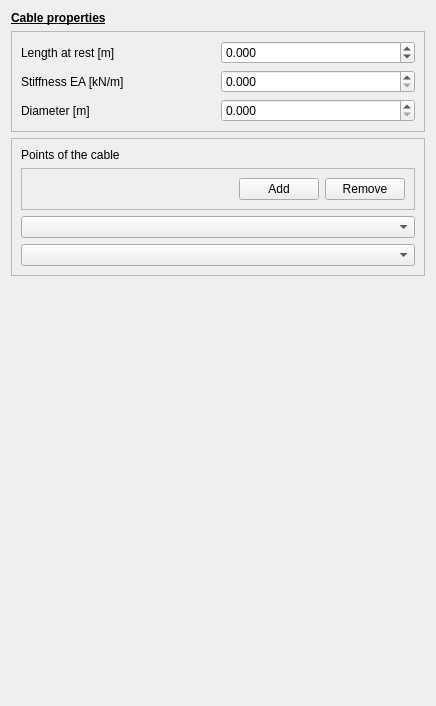
Old version of the form guis/widget_cable.ui in the repository RubendeBruin/DAVE.
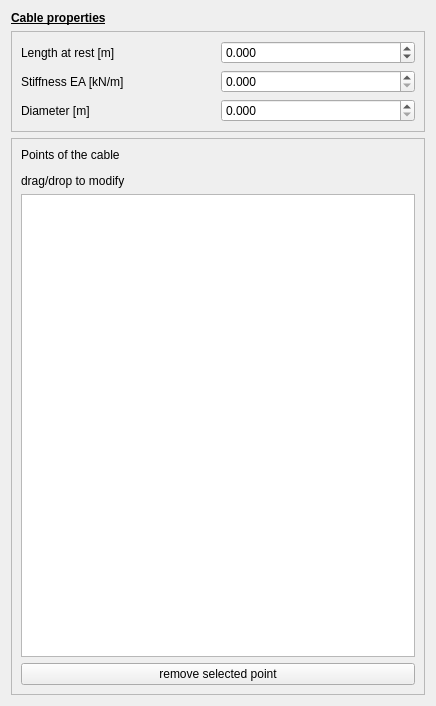
New version of the form.

Commit message: made cable gui nice

```diff
--- a/guis/widget_cable.ui
+++ b/guis/widget_cable.ui
@@ -132,7 +132,7 @@
       <item>
        <widget class="QLabel" name="label_3">
         <property name="text">
-         <string>&lt;html&gt;&lt;head/&gt;&lt;body&gt;&lt;p&gt;Points of the cable&lt;/p&gt;&lt;/body&gt;&lt;/html&gt;</string>
+         <string>&lt;html&gt;&lt;head/&gt;&lt;body&gt;&lt;p&gt;Points of the cable&lt;/p&gt;&lt;p&gt;drag/drop to modify&lt;/p&gt;&lt;/body&gt;&lt;/html&gt;</string>
         </property>
         <property name="wordWrap">
          <bool>true</bool>
@@ -143,112 +143,18 @@
        </widget>
       </item>
       <item>
-       <widget class="QFrame" name="frame_3">
-        <property name="frameShape">
-         <enum>QFrame::StyledPanel</enum>
-        </property>
-        <property name="frameShadow">
-         <enum>QFrame::Raised</enum>
-        </property>
-        <layout class="QHBoxLayout" name="horizontalLayout_2">
-         <item>
-          <spacer name="horizontalSpacer">
-           <property name="orientation">
-            <enum>Qt::Horizontal</enum>
-           </property>
-           <property name="sizeHint" stdset="0">
-            <size>
-             <width>71</width>
-             <height>20</height>
-            </size>
-           </property>
-          </spacer>
-         </item>
-         <item>
-          <widget class="QPushButton" name="btnAdd">
-           <property name="text">
-            <string>Add</string>
-           </property>
-          </widget>
-         </item>
-         <item>
-          <widget class="QPushButton" name="btnRemove">
-           <property name="text">
-            <string>Remove</string>
-           </property>
-          </widget>
-         </item>
-        </layout>
-       </widget>
+       <widget class="QListWidget" name="list"/>
       </item>
       <item>
-       <layout class="QVBoxLayout" name="poiLayout">
-        <item>
-         <widget class="QComboBox" name="comboBox">
-          <item>
-           <property name="text">
-            <string/>
-           </property>
-          </item>
-          <item>
-           <property name="text">
-            <string>Item1</string>
-           </property>
-          </item>
-          <item>
-           <property name="text">
-            <string>Item2</string>
-           </property>
-          </item>
-          <item>
-           <property name="text">
-            <string>Item3</string>
-           </property>
-          </item>
-         </widget>
-        </item>
-        <item>
-         <widget class="QComboBox" name="comboBox_2">
-          <item>
-           <property name="text">
-            <string/>
-           </property>
-          </item>
-          <item>
-           <property name="text">
-            <string>Item1</string>
-           </property>
-          </item>
-          <item>
-           <property name="text">
-            <string>Item2</string>
-           </property>
-          </item>
-          <item>
-           <property name="text">
-            <string>Item3</string>
-           </property>
-          </item>
-         </widget>
-        </item>
-       </layout>
+       <widget class="QPushButton" name="pbRemoveSelected">
+        <property name="text">
+         <string>remove selected point</string>
+        </property>
+       </widget>
       </item>
      </layout>
     </widget>
    </item>
-   <item>
-    <spacer name="verticalSpacer">
-     <property name="orientation">
-      <enum>Qt::Vertical</enum>
-     </property>
-     <property name="sizeHint" stdset="0">
-      <size>
-       <width>20</width>
-       <height>226</height>
-      </size>
-     </property>
-    </spacer>
-   </item>
   </layout>
  </widget>
  <tabstops>
```
Left out of the diff: 4 changed lines with no effect on the pictures. The commit also changes 6 other files.
